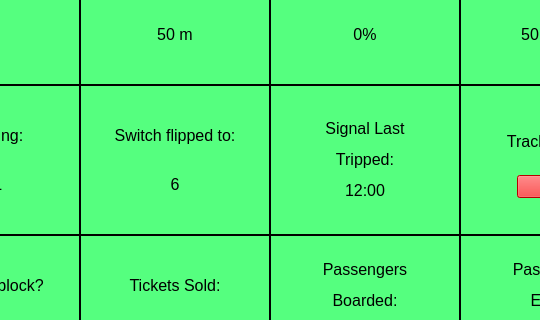
aet37/ECE1140-Project, file src/TrackModel/Map_Page.ui: the form before one commit; both pictures show x 290 to 830 and y 325 to 645 of the 1180 by 885 pixel window.
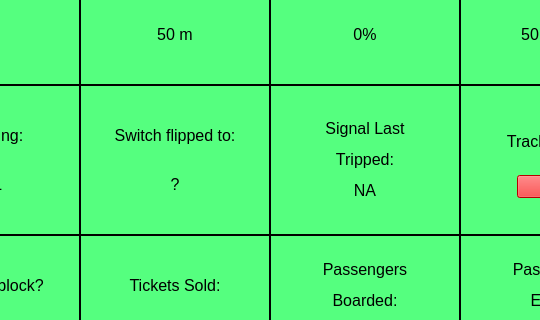
The form after the commit. The open tabs and pages were chosen to show the change.

Patch:
```diff
--- a/src/TrackModel/Map_Page.ui
+++ b/src/TrackModel/Map_Page.ui
@@ -3016,7 +3016,7 @@
        <set>Qt::AlignCenter</set>
       </property>
      </widget>
-     <widget class="QLabel" name="signal_8">
+     <widget class="QLabel" name="signal_500">
       <property name="geometry">
        <rect>
         <x>550</x>
@@ -3037,7 +3037,7 @@
        <enum>QFrame::Box</enum>
       </property>
       <property name="text">
-       <string>&lt;html&gt;&lt;head/&gt;&lt;body&gt;&lt;p&gt;Signal Last&lt;/p&gt;&lt;p&gt;Tripped:&lt;/p&gt;&lt;p&gt;12:00&lt;/p&gt;&lt;/body&gt;&lt;/html&gt;</string>
+       <string>&lt;html&gt;&lt;head/&gt;&lt;body&gt;&lt;p&gt;Signal Last&lt;/p&gt;&lt;p&gt;Tripped:&lt;/p&gt;&lt;p&gt;NA&lt;/p&gt;&lt;/body&gt;&lt;/html&gt;</string>
       </property>
       <property name="alignment">
        <set>Qt::AlignCenter</set>
@@ -3140,7 +3140,7 @@
        <enum>QFrame::Box</enum>
       </property>
       <property name="text">
-       <string>&lt;html&gt;&lt;head/&gt;&lt;body&gt;&lt;p&gt;Switch flipped to:&lt;br/&gt;&lt;/p&gt;&lt;p&gt;6&lt;/p&gt;&lt;/body&gt;&lt;/html&gt;</string>
+       <string>&lt;html&gt;&lt;head/&gt;&lt;body&gt;&lt;p&gt;Switch flipped to:&lt;br/&gt;&lt;/p&gt;&lt;p&gt;?&lt;/p&gt;&lt;/body&gt;&lt;/html&gt;</string>
       </property>
       <property name="alignment">
        <set>Qt::AlignCenter</set>
@@ -4573,7 +4573,7 @@
        <set>Qt::AlignCenter</set>
       </property>
      </widget>
-     <widget class="QLabel" name="signal_11">
+     <widget class="QLabel" name="signal_8">
       <property name="geometry">
        <rect>
         <x>550</x>
@@ -4594,7 +4594,7 @@
        <enum>QFrame::Box</enum>
       </property>
       <property name="text">
-       <string>&lt;html&gt;&lt;head/&gt;&lt;body&gt;&lt;p&gt;Signal Last&lt;/p&gt;&lt;p&gt;Tripped:&lt;/p&gt;&lt;p&gt;12:00&lt;/p&gt;&lt;/body&gt;&lt;/html&gt;</string>
+       <string>&lt;html&gt;&lt;head/&gt;&lt;body&gt;&lt;p&gt;Signal Last&lt;/p&gt;&lt;p&gt;Tripped:&lt;/p&gt;&lt;p&gt;NA&lt;/p&gt;&lt;/body&gt;&lt;/html&gt;</string>
       </property>
       <property name="alignment">
        <set>Qt::AlignCenter</set>
```
Left out of the diff: 48 changed lines with no effect on the pictures.
